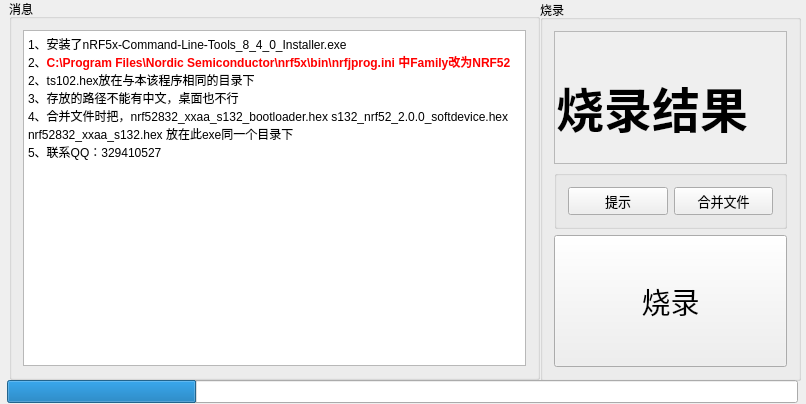
Old version of the form NodicProgram/mainwindow.ui in the repository weiqifa0/nodicprogrammingApp.
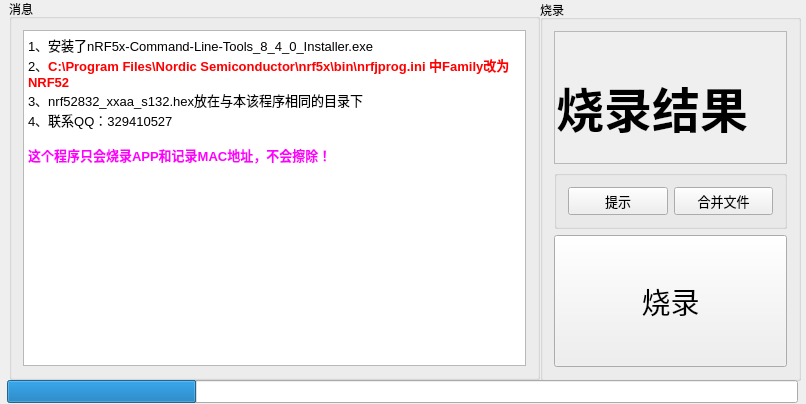
New version of the form.

Commit message: [问题描述]：烧录APP代码，烧录之前一定要先把烧录的这块地址给擦除了 [评审人]：韦启发 	new file:   NodicProgram.exe 	modified:   NodicProgram/NodicProgram.pro 	modified:   NodicProgram/NodicProgram.pro.user 	modified:   NodicProgram/mainwindow.cpp 	modified:   NodicProgram/mainwindow.h 	modified:   NodicProgram/mainwindow.ui 	modified:   NodicProgram/mythread.cpp 	new file:   appMacAdress.txt

```diff
--- a/NodicProgram/mainwindow.ui
+++ b/NodicProgram/mainwindow.ui
@@ -209,12 +209,12 @@
 &lt;html&gt;&lt;head&gt;&lt;meta name=&quot;qrichtext&quot; content=&quot;1&quot; /&gt;&lt;style type=&quot;text/css&quot;&gt;
 p, li { white-space: pre-wrap; }
 &lt;/style&gt;&lt;/head&gt;&lt;body style=&quot; font-family:'SimSun'; font-size:9pt; font-weight:400; font-style:normal;&quot;&gt;
-&lt;p style=&quot; margin-top:0px; margin-bottom:0px; margin-left:0px; margin-right:0px; -qt-block-indent:0; text-indent:0px;&quot;&gt;1、安装了nRF5x-Command-Line-Tools_8_4_0_Installer.exe&lt;/p&gt;
-&lt;p style=&quot; margin-top:0px; margin-bottom:0px; margin-left:0px; margin-right:0px; -qt-block-indent:0; text-indent:0px;&quot;&gt;2、&lt;span style=&quot; font-weight:600; color:#ff0000;&quot;&gt;C:\Program Files\Nordic Semiconductor\nrf5x\bin\nrfjprog.ini 中Family改为NRF52&lt;/span&gt;&lt;/p&gt;
-&lt;p style=&quot; margin-top:0px; margin-bottom:0px; margin-left:0px; margin-right:0px; -qt-block-indent:0; text-indent:0px;&quot;&gt;2、ts102.hex放在与本该程序相同的目录下&lt;/p&gt;
-&lt;p style=&quot; margin-top:0px; margin-bottom:0px; margin-left:0px; margin-right:0px; -qt-block-indent:0; text-indent:0px;&quot;&gt;3、存放的路径不能有中文，桌面也不行&lt;/p&gt;
-&lt;p style=&quot; margin-top:0px; margin-bottom:0px; margin-left:0px; margin-right:0px; -qt-block-indent:0; text-indent:0px;&quot;&gt;4、合并文件时把，nrf52832_xxaa_s132_bootloader.hex s132_nrf52_2.0.0_softdevice.hex nrf52832_xxaa_s132.hex 放在此exe同一个目录下&lt;/p&gt;
-&lt;p style=&quot; margin-top:0px; margin-bottom:0px; margin-left:0px; margin-right:0px; -qt-block-indent:0; text-indent:0px;&quot;&gt;5、联系QQ：329410527 &lt;/p&gt;&lt;/body&gt;&lt;/html&gt;</string>
+&lt;p style=&quot; margin-top:0px; margin-bottom:0px; margin-left:0px; margin-right:0px; -qt-block-indent:0; text-indent:0px;&quot;&gt;&lt;span style=&quot; font-size:10pt;&quot;&gt;1、安装了nRF5x-Command-Line-Tools_8_4_0_Installer.exe&lt;/span&gt;&lt;/p&gt;
+&lt;p style=&quot; margin-top:0px; margin-bottom:0px; margin-left:0px; margin-right:0px; -qt-block-indent:0; text-indent:0px;&quot;&gt;&lt;span style=&quot; font-size:10pt;&quot;&gt;2、&lt;/span&gt;&lt;span style=&quot; font-size:10pt; font-weight:600; color:#ff0000;&quot;&gt;C:\Program Files\Nordic Semiconductor\nrf5x\bin\nrfjprog.ini 中Family改为NRF52&lt;/span&gt;&lt;/p&gt;
+&lt;p style=&quot; margin-top:0px; margin-bottom:0px; margin-left:0px; margin-right:0px; -qt-block-indent:0; text-indent:0px;&quot;&gt;&lt;span style=&quot; font-size:10pt;&quot;&gt;3、nrf52832_xxaa_s132.hex放在与本该程序相同的目录下&lt;/span&gt;&lt;/p&gt;
+&lt;p style=&quot; margin-top:0px; margin-bottom:0px; margin-left:0px; margin-right:0px; -qt-block-indent:0; text-indent:0px;&quot;&gt;&lt;span style=&quot; font-size:10pt;&quot;&gt;4、联系QQ：329410527 &lt;/span&gt;&lt;/p&gt;
+&lt;p style=&quot;-qt-paragraph-type:empty; margin-top:0px; margin-bottom:0px; margin-left:0px; margin-right:0px; -qt-block-indent:0; text-indent:0px; font-size:10pt;&quot;&gt;&lt;br /&gt;&lt;/p&gt;
+&lt;p style=&quot; margin-top:0px; margin-bottom:0px; margin-left:0px; margin-right:0px; -qt-block-indent:0; text-indent:0px;&quot;&gt;&lt;span style=&quot; font-size:10pt; font-weight:600; color:#ff00ff;&quot;&gt;这个程序只会烧录APP和记录MAC地址，不会擦除！&lt;/span&gt;&lt;/p&gt;&lt;/body&gt;&lt;/html&gt;</string>
        </property>
       </widget>
      </item>
```
The commit also changes 7 other files.
